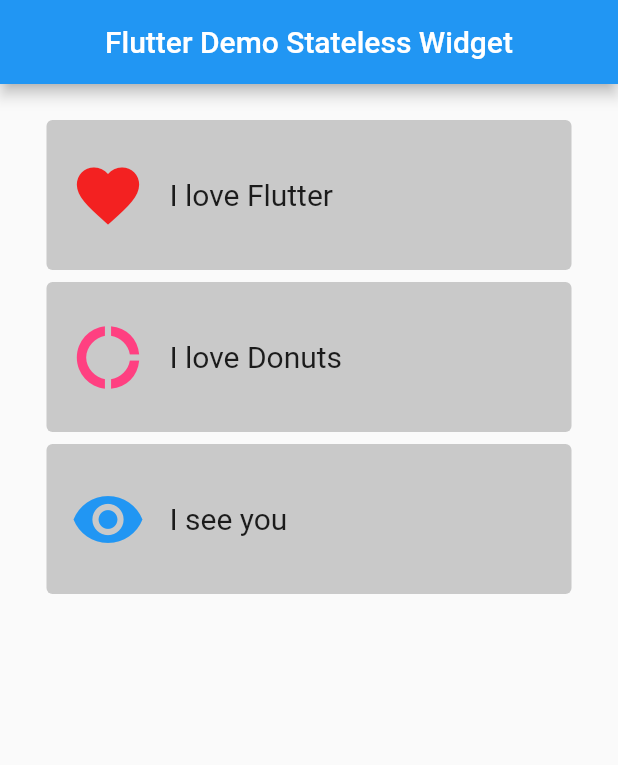
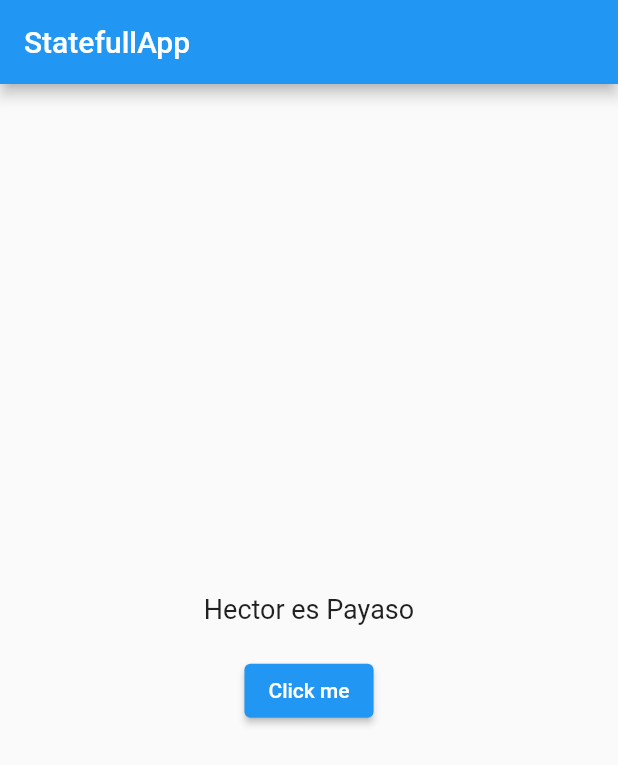
Before and after one commit to eliecerLR/learning-dart, a Flutter app: the screen it shows after launch, on a phone screen of 412 x 824 dp. Shown: the top 765 px of the screen. Run offline on Flutter 3.47's test engine with Material 2 defaults, Android fonts, the phone set to English and light mode, and no system bars.

Commit message:
statefull widgets

```diff
--- a/lib/main.dart
+++ b/lib/main.dart
@@ -3,7 +3,7 @@ import 'package:flutter/material.dart';
 
 void main() => runApp(
       MaterialApp(
-        title: 'Flutter Demo',
-        home: MyApp(),
+        title: 'StatefullApp',
+        home: MyButton(),
       ),
     );
--- a/lib/src/app.dart
+++ b/lib/src/app.dart
@@ -1,30 +1,48 @@
-import 'package:first_app/src/screens/Card.dart';
 import 'package:flutter/material.dart';
 
-class MyApp extends StatelessWidget {
+class MyButton extends StatefulWidget {
   @override
+  _MyButtonState createState() => _MyButtonState();
+}
+
+class _MyButtonState extends State<MyButton> {
+  String text = 'Payaso';
+  int index = 0;
+  List<String> texts = ['Tonto', 'Feo', 'Gordo'];
+
+  void changeText() {
+    setState(() {
+      text = texts[index];
+      index = index + 1;
+      if (index == 3) {
+        index = 0;
+      }
+    });
+  }
+
   Widget build(BuildContext context) {
     return Scaffold(
-        appBar: AppBar(
-          title: Center(child: Text('Flutter Demo Stateless Widget')),
+      appBar: AppBar(
+        title: Text('StatefullApp'),
+      ),
+      body: Center(
+        child: Column(
+          mainAxisAlignment: MainAxisAlignment.center,
+          children: [
+            Text(
+              'Hector es $text',
+              style: TextStyle(fontSize: 18),
+            ),
+            Padding(padding: EdgeInsets.all(10)),
+            ElevatedButton(
+              onPressed: () {
+                changeText();
+              },
+              child: Text('Click me'),
+            ),
+          ],
         ),
-        body: Container(
-            margin: EdgeInsets.only(top: 20),
-            child: Column(children: <Widget>[
-              StatelessCard(
-                  title: 'I love Flutter',
-                  icon: const Icon(
-                      color: Color.fromARGB(255, 243, 33, 33),
-                      Icons.favorite,
-                      size: 50)),
-              StatelessCard(
-                  title: 'I love Donuts',
-                  icon: const Icon(
-                      color: Colors.pinkAccent, Icons.donut_large, size: 50)),
-              StatelessCard(
-                  title: 'I see you',
-                  icon: const Icon(
-                      color: Colors.blue, Icons.visibility, size: 50)),
-            ])));
+      ),
+    );
   }
 }
```
